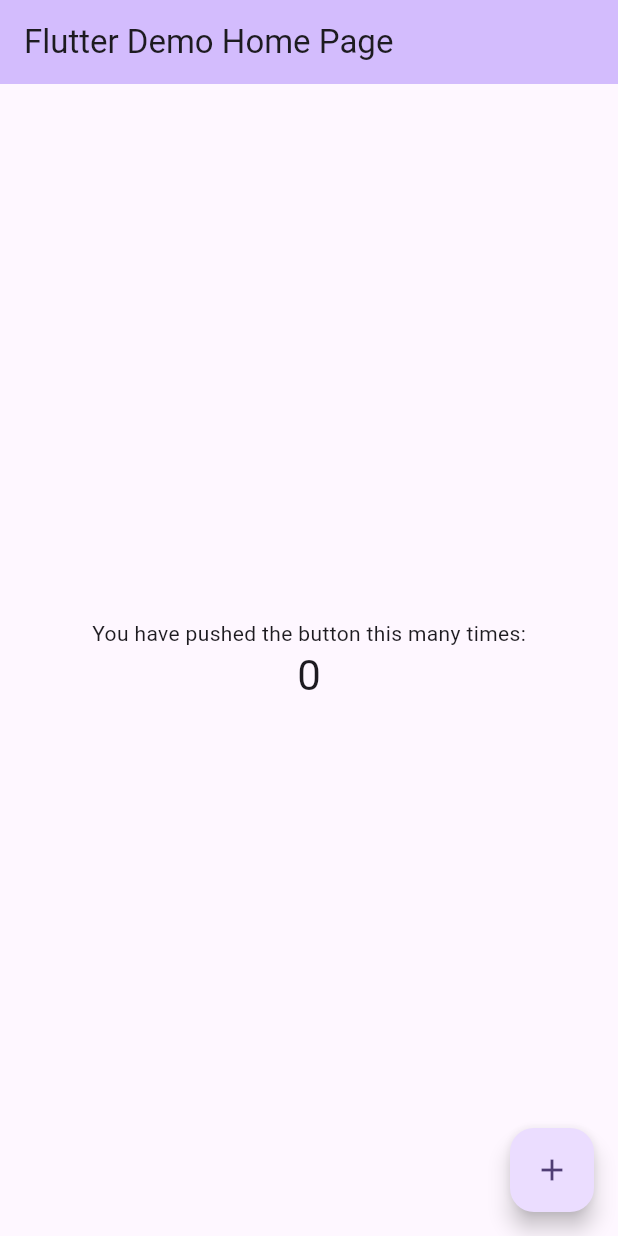
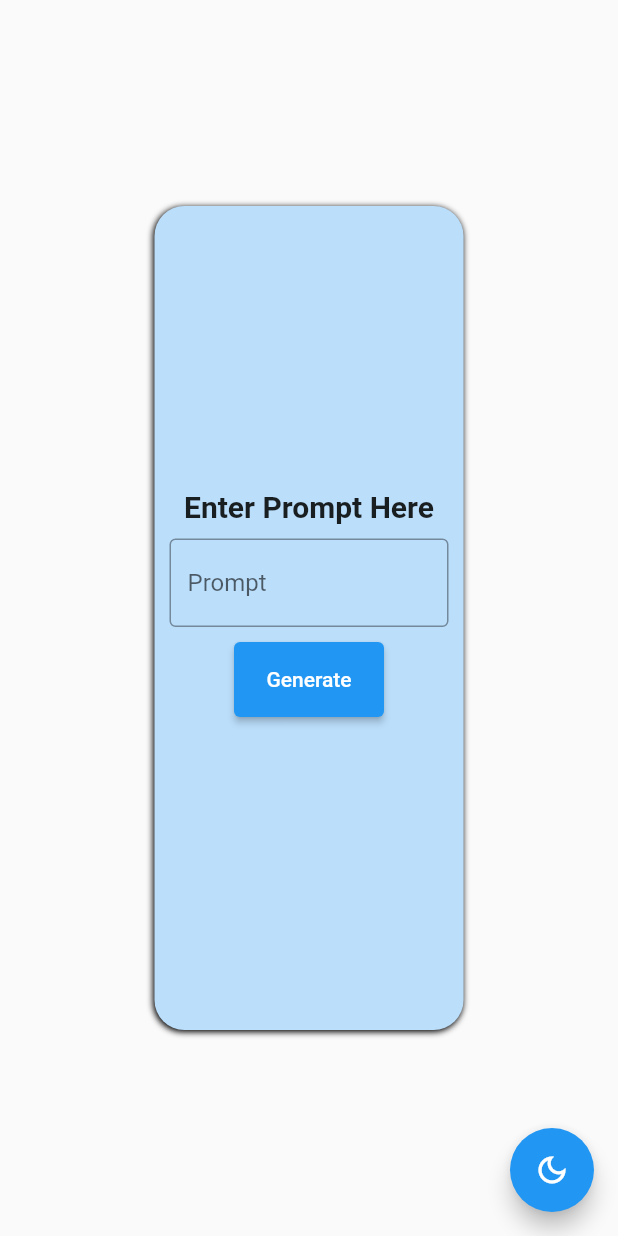
Before and after one commit to tristanwiese/flutter_chat_bot, a Flutter app: the screen it shows after launch, on a phone screen of 412 x 824 dp. Run offline on Flutter 3.47's test engine with Material 2 defaults, Android fonts, the phone set to English and light mode, and no system bars.

Commit message:
Text control

```diff
--- /dev/null
+++ b/chat_bot/lib/Utils/theme.dart
@@ -0,0 +1 @@
+var currentTheme = "";
--- /dev/null
+++ b/chat_bot/lib/Utils/utils.dart
@@ -0,0 +1,12 @@
+import 'package:flutter/cupertino.dart';
+
+class ScreenSize{
+
+  ScreenSize({
+    required this.context
+  });
+
+  final BuildContext context;
+  late final width = MediaQuery.of(context).size.width;
+  late final height = MediaQuery.of(context).size.height;
+}
--- /dev/null
+++ b/chat_bot/lib/Views/prompt.dart
@@ -0,0 +1,119 @@
+import 'dart:developer';
+
+import 'package:chat_bot/Utils/utils.dart';
+import 'package:flutter/material.dart';
+
+import '../Utils/theme.dart';
+
+class Prompt extends StatefulWidget {
+  const Prompt({super.key, required this.updateTheme});
+
+  final VoidCallback updateTheme;
+
+  @override
+  State<Prompt> createState() => _PromptState();
+}
+
+class _PromptState extends State<Prompt> {
+  final TextEditingController _controller = TextEditingController();
+
+  final GlobalKey<FormState> _formKey = GlobalKey<FormState>();
+
+  bool displayPrompt = false;
+
+  generate() {
+    setState(() {
+      displayPrompt = true;
+    });
+  }
+
+  @override
+  Widget build(BuildContext context) {
+    return Scaffold(
+      floatingActionButton: myFloatingActionButton(),
+      body: myBody(context),
+    );
+  }
+
+  FloatingActionButton myFloatingActionButton() => FloatingActionButton(
+      onPressed: widget.updateTheme,
+      child: (currentTheme == "dark")
+          ? const Icon(Icons.light_mode_outlined)
+          : const Icon(Icons.dark_mode_outlined));
+
+  Widget myBody(BuildContext context) {
+    return Center(
+      child: Form(
+        key: _formKey,
+        child: Column(
+          mainAxisAlignment: MainAxisAlignment.center,
+          children: [
+            Container(
+              width: ScreenSize(context: context).width / 2,
+              height: ScreenSize(context: context).height / 1.5,
+              decoration: BoxDecoration(
+                  color: Colors.blue[100],
+                  borderRadius: BorderRadius.circular(20),
+                  boxShadow: [
+                    BoxShadow(
+                      offset: Offset.fromDirection(2),
+                      blurRadius: 3,
+                    )
+                  ]),
+              child: Padding(
+                padding: EdgeInsets.all(10),
+                child: Column(
+                  mainAxisAlignment: MainAxisAlignment.center,
+                  children: [
+                    const Text(
+                      "Enter Prompt Here",
+                      style:
+                          TextStyle(fontWeight: FontWeight.bold, fontSize: 20),
+                    ),
+                    const SizedBox(height: 10),
+                    TextFormField(
+                      decoration: const InputDecoration(
+                          border: OutlineInputBorder(), hintText: "Prompt"),
+                      validator: (value) {
+                        if (value == null || value.isEmpty) {
+                          return "Cannot be empty";
+                        }
+                        return null;
+                      },
+                      controller: _controller,
+                    ),
+                    const SizedBox(height: 10),
+                    ElevatedButton(
+                      style: ElevatedButton.styleFrom(
+                          minimumSize: const Size(100, 50)),
+                      onPressed: () {
+                        if (_formKey.currentState!.validate()) {
+                          generate();
+                        }
+                      },
+                      child: const Text("Generate"),
+                    ),
+                    const SizedBox(height: 20),
+                    !displayPrompt
+                        ? Container()
+                        : Container(
+                            decoration: BoxDecoration(
+                                color: Colors.greenAccent[100],
+                                borderRadius: BorderRadius.circular(5)),
+                            child: Center(
+                              child: Padding(
+                                padding: const EdgeInsets.all(10),
+                                child: Text(_controller.text),
+                              ),
+                            ),
+                          )
+                  ],
+                ),
+              ),
+            )
+          ],
+        ),
+      ),
+    );
+  }
+}
--- a/chat_bot/lib/main.dart
+++ b/chat_bot/lib/main.dart
@@ -1,125 +1,152 @@
+// ignore: unused_import
+import 'dart:developer';
+
+import 'package:chat_bot/Utils/theme.dart';
+import 'package:chat_bot/Utils/utils.dart';
 import 'package:flutter/material.dart';
+import 'package:flutter/scheduler.dart';
 
-void main() {
-  runApp(const MyApp());
+import 'Views/prompt.dart';
+
+main() {
+  runApp(const Main());
 }
 
-class MyApp extends StatelessWidget {
-  const MyApp({super.key});
+class Main extends StatefulWidget {
+  const Main({super.key});
 
-  // This widget is the root of your application.
   @override
-  Widget build(BuildContext context) {
-    return MaterialApp(
-      title: 'Flutter Demo',
-      theme: ThemeData(
-        // This is the theme of your application.
-        //
-        // TRY THIS: Try running your application with "flutter run". You'll see
-        // the application has a blue toolbar. Then, without quitting the app,
-        // try changing the seedColor in the colorScheme below to Colors.green
-        // and then invoke "hot reload" (save your changes or press the "hot
-        // reload" button in a Flutter-supported IDE, or press "r" if you used
-        // the command line to start the app).
-        //
-        // Notice that the counter didn't reset back to zero; the application
-        // state is not lost during the reload. To reset the state, use hot
-        // restart instead.
-        //
-        // This works for code too, not just values: Most code changes can be
-        // tested with just a hot reload.
-        colorScheme: ColorScheme.fromSeed(seedColor: Colors.deepPurple),
-        useMaterial3: true,
-      ),
-      home: const MyHomePage(title: 'Flutter Demo Home Page'),
-    );
-  }
+  State<Main> createState() => _MainState();
 }
 
-class MyHomePage extends StatefulWidget {
-  const MyHomePage({super.key, required this.title});
+class _MainState extends State<Main> {
+  final darkMode = ThemeData.dark();
+  final ligthMode = ThemeData.light();
 
-  // This widget is the home page of your application. It is stateful, meaning
-  // that it has a State object (defined below) that contains fields that affect
-  // how it looks.
+  late var deviceThemeMode;
 
-  // This class is the configuration for the state. It holds the values (in this
-  // case the title) provided by the parent (in this case the App widget) and
-  // used by the build method of the State. Fields in a Widget subclass are
-  // always marked "final".
-
-  final String title;
+  bool isDarkMode = false;
 
   @override
-  State<MyHomePage> createState() => _MyHomePageState();
-}
+  void initState() {
+    deviceThemeMode =
+        SchedulerBinding.instance.platformDispatcher.platformBrightness;
 
-class _MyHomePageState extends State<MyHomePage> {
-  int _counter = 0;
+    if (deviceThemeMode == Brightness.dark) {
+      isDarkMode = true;
+      currentTheme = "dark";
+    } else {
+      isDarkMode = false;
+      currentTheme = "light";
+    }
 
-  void _incrementCounter() {
-    setState(() {
-      // This call to setState tells the Flutter framework that something has
-      // changed in this State, which causes it to rerun the build method below
-      // so that the display can reflect the updated values. If we changed
-      // _counter without calling setState(), then the build method would not be
-      // called again, and so nothing would appear to happen.
-      _counter++;
-    });
+    super.initState();
   }
 
   @override
   Widget build(BuildContext context) {
-    // This method is rerun every time setState is called, for instance as done
-    // by the _incrementCounter method above.
-    //
-    // The Flutter framework has been optimized to make rerunning build methods
-    // fast, so that you can just rebuild anything that needs updating rather
-    // than having to individually change instances of widgets.
+    return MaterialApp(
+        debugShowCheckedModeBanner: false,
+        darkTheme: isDarkMode ? darkMode : ligthMode,
+        home: Prompt(updateTheme: updateTheme));
+  }
+
+  updateTheme() => setState(() {
+        if (currentTheme == "light") {
+          currentTheme = "dark";
+          isDarkMode = true;
+        } else {
+          currentTheme = "light";
+          isDarkMode = false;
+        }
+      });
+}
+
+class Provider extends StatefulWidget {
+  const Provider({super.key, required this.updateTheme});
+
+  final VoidCallback updateTheme;
+
+  @override
+  State<Provider> createState() => _ProviderState();
+}
+
+class _ProviderState extends State<Provider> {
+  List<String> strings = ["Strings"];
+
+  @override
+  Widget build(BuildContext context) {
     return Scaffold(
-      appBar: AppBar(
-        // TRY THIS: Try changing the color here to a specific color (to
-        // Colors.amber, perhaps?) and trigger a hot reload to see the AppBar
-        // change color while the other colors stay the same.
-        backgroundColor: Theme.of(context).colorScheme.inversePrimary,
-        // Here we take the value from the MyHomePage object that was created by
-        // the App.build method, and use it to set our appbar title.
-        title: Text(widget.title),
-      ),
+      floatingActionButton: myFloatingActionButton(),
       body: Center(
-        // Center is a layout widget. It takes a single child and positions it
-        // in the middle of the parent.
-        child: Column(
-          // Column is also a layout widget. It takes a list of children and
-          // arranges them vertically. By default, it sizes itself to fit its
-          // children horizontally, and tries to be as tall as its parent.
-          //
-          // Column has various properties to control how it sizes itself and
-          // how it positions its children. Here we use mainAxisAlignment to
-          // center the children vertically; the main axis here is the vertical
-          // axis because Columns are vertical (the cross axis would be
-          // horizontal).
-          //
-          // TRY THIS: Invoke "debug painting" (choose the "Toggle Debug Paint"
-          // action in the IDE, or press "p" in the console), to see the
-          // wireframe for each widget.
-          mainAxisAlignment: MainAxisAlignment.center,
-          children: <Widget>[
-            const Text(
-              'You have pushed the button this many times:',
-            ),
-            Text(
-              '$_counter',
-              style: Theme.of(context).textTheme.headlineMedium,
-            ),
-          ],
+        child: Container(
+          decoration: BoxDecoration(
+              color: Colors.blue[100],
+              // border: Border.all(),
+              borderRadius: BorderRadius.circular(20)),
+          height: ScreenSize(context: context).height / 1.5,
+          width: ScreenSize(context: context).width / 4,
+          child: Column(
+            mainAxisAlignment: MainAxisAlignment.center,
+            children: [
+              Container(
+                height: 100,
+                child: strings.isNotEmpty?
+                ListView.builder(
+                  itemCount: strings.length,
+                  itemBuilder: (context, i) {
+                    return Center(child: Text(strings[i]));
+                  },
+                )
+                :
+                const Center(
+                  child: Text("No Data..."),
+                )
+              ),
+              const SizedBox(height: 10),
+              Row(
+                mainAxisAlignment: MainAxisAlignment.center,
+                children: [
+                  IconButton(
+                    onPressed: () {
+                      addString();
+                    },
+                    icon: const Icon(Icons.add),
+                  ),
+                  IconButton(
+                    onPressed: () {
+                      if (strings.length != 0){
+                      removeString();
+                      }
+                    },
+                    icon: const Icon(Icons.remove),
+                  ),
+                ],
+              )
+            ],
+          ),
         ),
       ),
-      floatingActionButton: FloatingActionButton(
-        onPressed: _incrementCounter,
-        tooltip: 'Increment',
-        child: const Icon(Icons.add),
-      ), // This trailing comma makes auto-formatting nicer for build methods.
     );
   }
+
+  FloatingActionButton myFloatingActionButton() => FloatingActionButton(
+      onPressed: widget.updateTheme,
+      child: (currentTheme == "dark")
+          ? const Icon(Icons.light_mode_outlined)
+          : const Icon(Icons.dark_mode_outlined));
+
+            void addString() {
+              strings.add("Strings");
+              setState(() {
+
+              });
+            }
+
+              void removeString() {
+                strings.removeLast();
+                setState(() {
+
+                });
+              }
 }
--- a/chat_bot/pubspec.yaml
+++ b/chat_bot/pubspec.yaml
@@ -30,6 +30,7 @@ environment:
 dependencies:
   flutter:
     sdk: flutter
+  provider: ^6.0.5
 
 
   # The following adds the Cupertino Icons font to your application.
```
Also changed, not shown: chat_bot/pubspec.lock, 1 other file.
